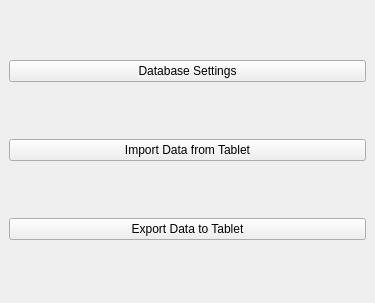
The window that msdc_client_dockwidget_base.ui (RCMRD/msdc_client) describes before a commit, drawn with Qt 5.
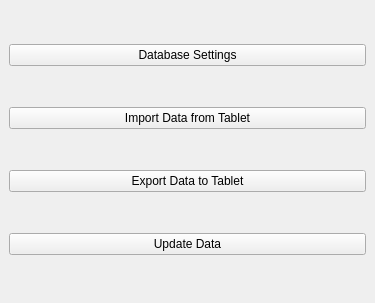
The same window after the commit.

What changed in the file:
```diff
--- a/msdc_client_dockwidget_base.ui
+++ b/msdc_client_dockwidget_base.ui
@@ -42,6 +42,13 @@
       </property>
      </widget>
     </item>
+    <item row="4" column="0">
+     <widget class="QPushButton" name="updateBtn">
+      <property name="text">
+       <string>Update Data</string>
+      </property>
+     </widget>
+    </item>
    </layout>
   </widget>
  </widget>
```
